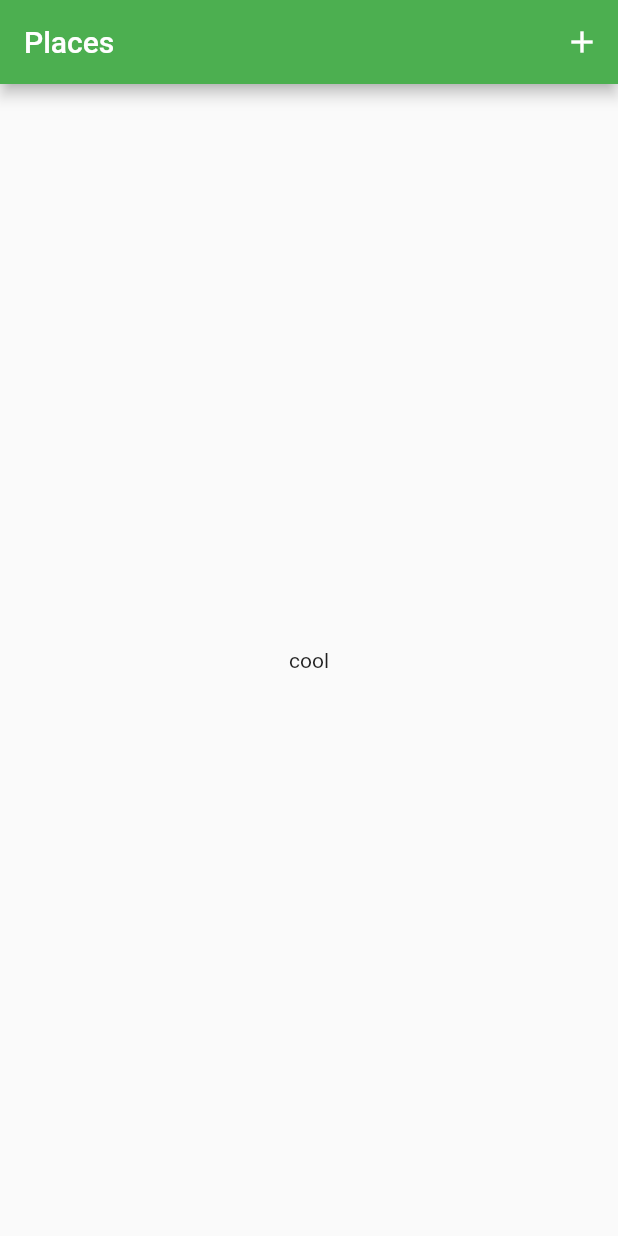
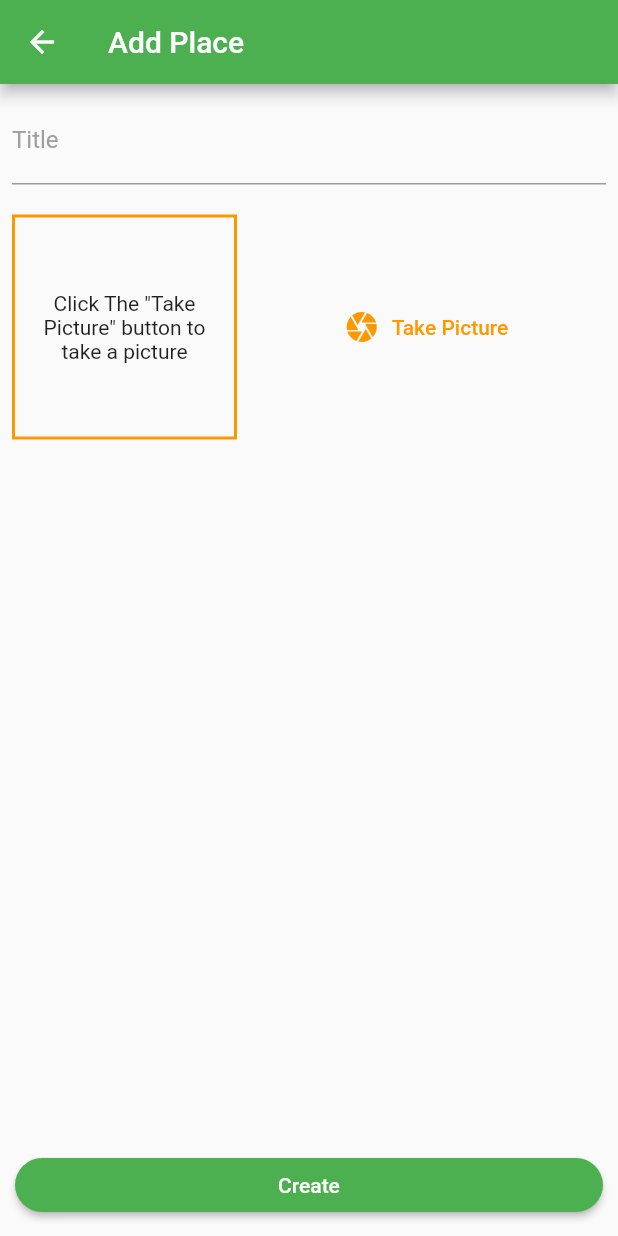
Before and after one commit to shimonster/great_places_app, a Flutter app: the screen it shows after launch, after a tap on the "add" icon, on a phone screen of 412 x 824 dp. Run offline on Flutter 3.47's test engine with Material 2 defaults, Android fonts, the phone set to English and light mode, and no system bars; our stand-ins replace image_picker.

Commit message:
added camera image logic and save image to harddrive

```diff
--- a/lib/main.dart
+++ b/lib/main.dart
@@ -3,6 +3,7 @@ import 'package:provider/provider.dart';
 
 import './providers/places_provider.dart';
 import './screens/place_list_screen.dart';
+import './screens/add_place_screen.dart';
 
 void main() => runApp(MyApp());
 
@@ -18,6 +19,9 @@ class MyApp extends StatelessWidget {
           accentColor: Colors.orange,
         ),
         home: PlaceListScreen(),
+        routes: {
+          AddPlaceScreen.routeName: (ctx) => AddPlaceScreen(),
+        },
       ),
     );
   }
--- a/lib/providers/places_provider.dart
+++ b/lib/providers/places_provider.dart
@@ -1,3 +1,5 @@
+import 'dart:io';
+
 import 'package:flutter/foundation.dart';
 
 import '../models/place.dart';
@@ -8,4 +10,15 @@ class PlacesProvider with ChangeNotifier {
   List<Place> get places {
     return [..._places];
   }
+
+  void addPlace(String title, File image) {
+    final newPlace = Place(
+      id: DateTime.now().toString(),
+      title: title,
+      image: image,
+    );
+    _places.add(newPlace);
+    notifyListeners();
+    print(_places);
+  }
 }
--- a/lib/screens/add_place_screen.dart
+++ b/lib/screens/add_place_screen.dart
@@ -0,0 +1,102 @@
+import 'dart:io';
+
+import 'package:flutter/material.dart';
+import 'package:provider/provider.dart';
+
+import '../widgets/image_selector_widget.dart';
+import '../providers/places_provider.dart';
+
+class AddPlaceScreen extends StatefulWidget {
+  static const routeName = '/addPlaceScreen';
+  @override
+  _AddPlaceScreenState createState() => _AddPlaceScreenState();
+}
+
+class _AddPlaceScreenState extends State<AddPlaceScreen> {
+  var _titleController = TextEditingController();
+  var _titleFocusNode = FocusNode();
+  var _imageFile;
+
+  void _saveImage(File image) {
+    _imageFile = image;
+  }
+
+  void _submitData() {
+    if (_titleController == null || _imageFile == null) {
+      return;
+    }
+    Provider.of<PlacesProvider>(context, listen: false)
+        .addPlace(_titleController.text, _imageFile);
+    Navigator.of(context).pop();
+  }
+
+  @override
+  void initState() {
+    _titleFocusNode.addListener(() => setState(() {}));
+    super.initState();
+  }
+
+  @override
+  void dispose() {
+    _titleController.dispose();
+    _titleFocusNode.dispose();
+    super.dispose();
+  }
+
+  @override
+  Widget build(BuildContext context) {
+    return Scaffold(
+      appBar: AppBar(
+        title: Text('Add Place'),
+      ),
+      body: Column(
+//        mainAxisAlignment: MainAxisAlignment.spaceBetween,
+        crossAxisAlignment: CrossAxisAlignment.stretch,
+        children: <Widget>[
+          Expanded(
+            child: Padding(
+              padding: const EdgeInsets.all(8.0),
+              child: ListView(
+                children: <Widget>[
+                  TextField(
+                    focusNode: _titleFocusNode,
+                    controller: _titleController,
+                    decoration: InputDecoration(
+                      labelText: 'Title',
+                      focusedBorder: UnderlineInputBorder(
+                        borderSide: BorderSide(
+                          color: Theme.of(context).accentColor,
+                        ),
+                      ),
+                      labelStyle: TextStyle(
+                        color: _titleFocusNode.hasFocus
+                            ? Theme.of(context).accentColor
+                            : Colors.grey,
+                      ),
+                    ),
+                  ),
+                  SizedBox(
+                    height: 20,
+                  ),
+                  ImageSelectorWidget(_saveImage),
+                ],
+              ),
+            ),
+          ),
+          Padding(
+            padding: const EdgeInsets.all(10.0),
+            child: RaisedButton(
+              child: Text('Create'),
+              textColor: Colors.white,
+              shape: RoundedRectangleBorder(
+                borderRadius: BorderRadius.circular(50),
+              ),
+              color: Theme.of(context).primaryColor,
+              onPressed: _submitData,
+            ),
+          ),
+        ],
+      ),
+    );
+  }
+}
--- a/lib/screens/place_list_screen.dart
+++ b/lib/screens/place_list_screen.dart
@@ -1,4 +1,6 @@
 import 'package:flutter/material.dart';
+
+import './add_place_screen.dart';
 
 class PlaceListScreen extends StatelessWidget {
   @override
@@ -9,7 +11,8 @@ class PlaceListScreen extends StatelessWidget {
         actions: <Widget>[
           IconButton(
             icon: Icon(Icons.add),
-            onPressed: () {},
+            onPressed: () =>
+                Navigator.of(context).pushNamed(AddPlaceScreen.routeName),
           ),
         ],
       ),
--- /dev/null
+++ b/lib/widgets/image_selector_widget.dart
@@ -0,0 +1,76 @@
+import 'dart:io';
+
+import 'package:flutter/material.dart';
+import 'package:image_picker/image_picker.dart';
+import 'package:path/path.dart' as path;
+import 'package:path_provider/path_provider.dart' as sysPaths;
+
+class ImageSelectorWidget extends StatefulWidget {
+  final Function saveImage;
+
+  ImageSelectorWidget(this.saveImage);
+
+  @override
+  _ImageSelectorWidgetState createState() => _ImageSelectorWidgetState();
+}
+
+class _ImageSelectorWidgetState extends State<ImageSelectorWidget> {
+  File _currentImage;
+
+  Future<void> _takePicture() async {
+    final imageFile = await ImagePicker().getImage(
+      source: ImageSource.camera,
+      maxWidth: 600,
+    );
+    setState(() {
+      _currentImage = File(imageFile.path);
+    });
+    final appDir = await sysPaths.getApplicationDocumentsDirectory();
+    final fileName = path.basename(imageFile.path);
+    File(imageFile.path).copy('${appDir.path}/$fileName');
+    widget.saveImage(File(imageFile.path));
+  }
+
+  @override
+  Widget build(BuildContext context) {
+    return Row(
+      children: <Widget>[
+        Container(
+          width: 150,
+          height: 150,
+          decoration: BoxDecoration(
+            border: Border.all(
+              width: 2,
+              color: Theme.of(context).accentColor,
+            ),
+          ),
+          alignment: Alignment.center,
+          child: _currentImage == null
+              ? Padding(
+                  padding: const EdgeInsets.all(10.0),
+                  child: Text(
+                    'Click The "Take Picture" button to take a picture',
+                    textAlign: TextAlign.center,
+                  ),
+                )
+              : Image.file(
+                  _currentImage,
+                  fit: BoxFit.cover,
+                  width: double.infinity,
+                ),
+        ),
+        SizedBox(
+          width: 10,
+        ),
+        Expanded(
+          child: FlatButton.icon(
+            icon: Icon(Icons.camera),
+            label: Text('Take Picture'),
+            textColor: Theme.of(context).accentColor,
+            onPressed: _takePicture,
+          ),
+        ),
+      ],
+    );
+  }
+}
--- a/pubspec.yaml
+++ b/pubspec.yaml
@@ -24,6 +24,9 @@ dependencies:
   flutter:
     sdk: flutter
   provider: ^4.1.2
+  image_picker: ^0.6.7
+  path_provider: ^1.6.9
+  path: ^1.6.4
 
 
   # The following adds the Cupertino Icons font to your application.
```
Also changed, not shown: pubspec.lock, 1 other file. Lines whose indentation alone changed are shown as unchanged.
